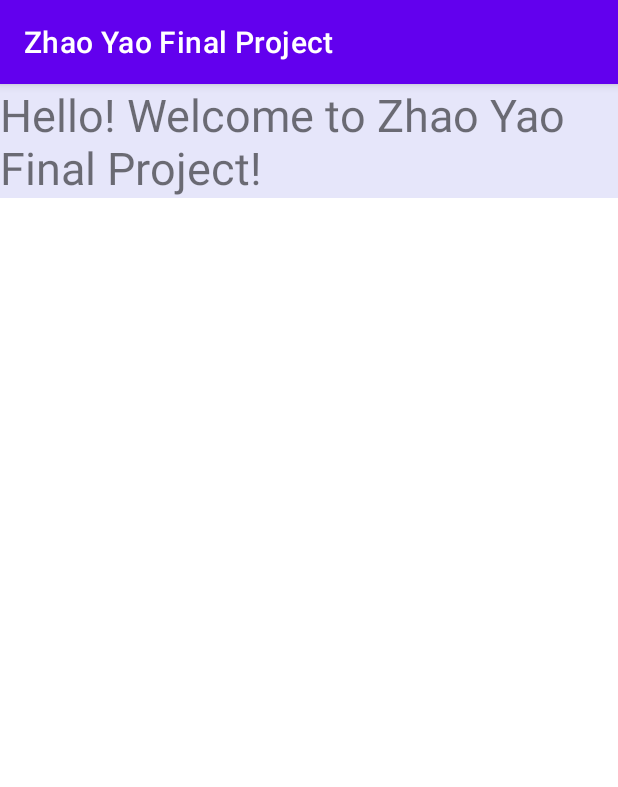
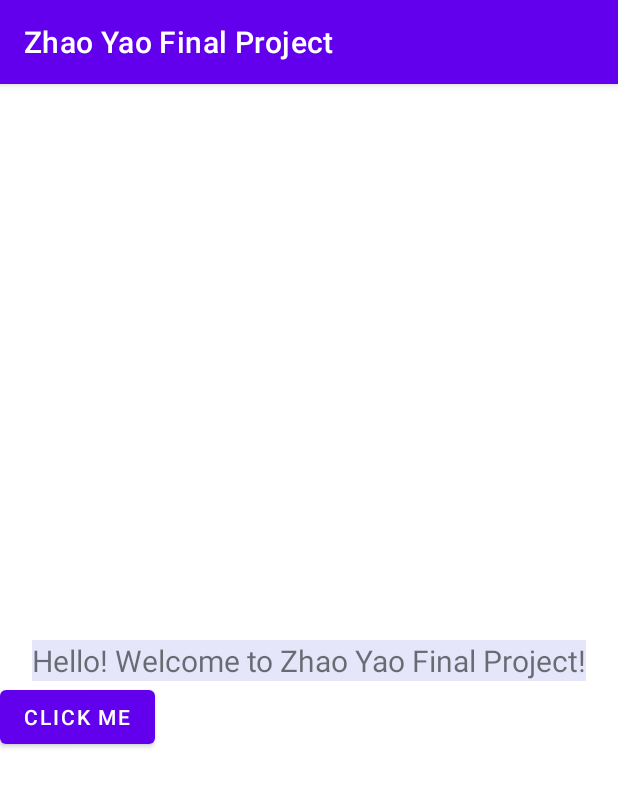
Before and after one commit to zhaoyao077/Baidu_Android_Final_Project, an Android app: the screen it shows after launch (MainActivity), on a phone screen of 412 x 824 dp. Shown: the top 787 px of the screen. Run offline under Robolectric (Android 15) with nearby library versions, the phone set to English and light mode, and no system bars.

Commit message:
添加一个按钮，点击按钮显示Hello World

```diff
--- a/app/src/main/java/com/zhaoyao/app/MainActivity.kt
+++ b/app/src/main/java/com/zhaoyao/app/MainActivity.kt
@@ -2,6 +2,8 @@ package com.zhaoyao.app
 
 import android.os.Bundle
 import android.util.Log
+import android.view.View
+import android.widget.Toast
 import androidx.appcompat.app.AppCompatActivity
 
 class MainActivity : AppCompatActivity() {
@@ -21,4 +23,8 @@ class MainActivity : AppCompatActivity() {
         super.onPause()
         Log.v("ZhaoYaoApp", "Main activity onPause ; time = ${System.currentTimeMillis()}")
     }
+
+    fun showToast(view: View) {
+        Toast.makeText(this, "Hello World!", Toast.LENGTH_SHORT).show()
+    }
 }
--- a/app/src/main/res/layout/activity_main.xml
+++ b/app/src/main/res/layout/activity_main.xml
@@ -7,21 +7,32 @@
     tools:context="com.zhaoyao.app.MainActivity">
 
     <LinearLayout
-        android:layout_width="match_parent"
-        android:layout_height="100dp"
-        android:orientation="horizontal">
-
+        android:id="@+id/ll1"
+        android:layout_width="wrap_content"
+        android:layout_height="wrap_content"
+        android:orientation="horizontal"
+        app:layout_constraintBottom_toBottomOf="parent"
+        app:layout_constraintEnd_toEndOf="parent"
+        app:layout_constraintStart_toStartOf="parent"
+        app:layout_constraintTop_toTopOf="parent">
         <TextView
-            android:id="@+id/textView"
             android:layout_width="wrap_content"
             android:layout_height="wrap_content"
             android:text="@string/welcome"
+            android:id="@+id/textView"
             android:background="@color/lavender"
-            tools:layout_editor_absoluteX="165dp"
-            tools:layout_editor_absoluteY="276dp"
-            android:textSize="30sp"
-            tools:ignore="MissingConstraints" />
-
+            android:textSize="20sp"
+        />
     </LinearLayout>
 
+    <Button
+        android:id="@+id/button1"
+        android:layout_width="wrap_content"
+        android:layout_height="wrap_content"
+        app:layout_constraintTop_toBottomOf="@+id/ll1"
+        android:onClick="showToast"
+        android:text="click me"
+        >
+    </Button>
+
 </androidx.constraintlayout.widget.ConstraintLayout>
```
